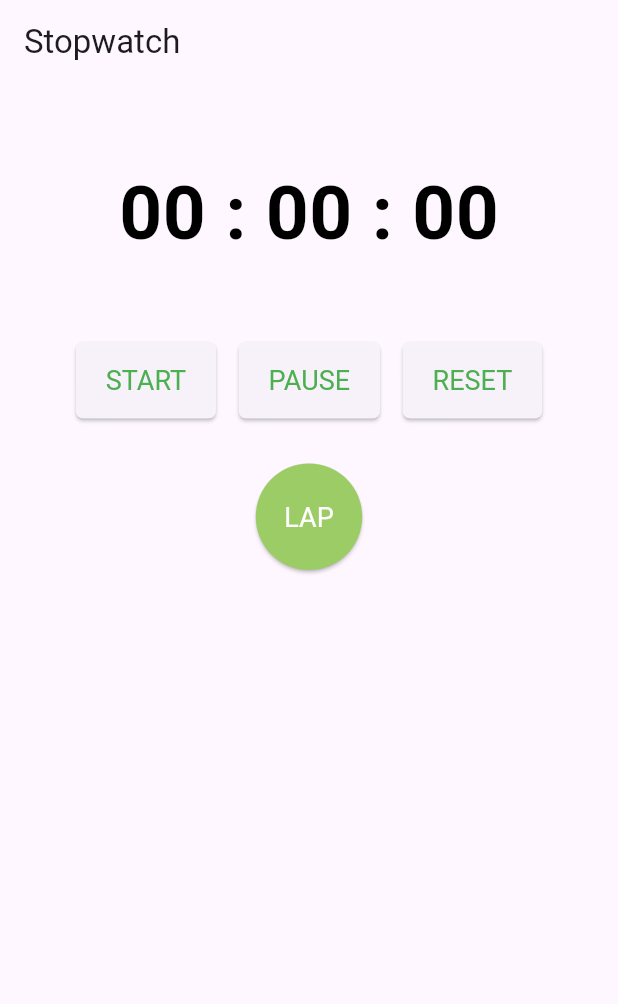
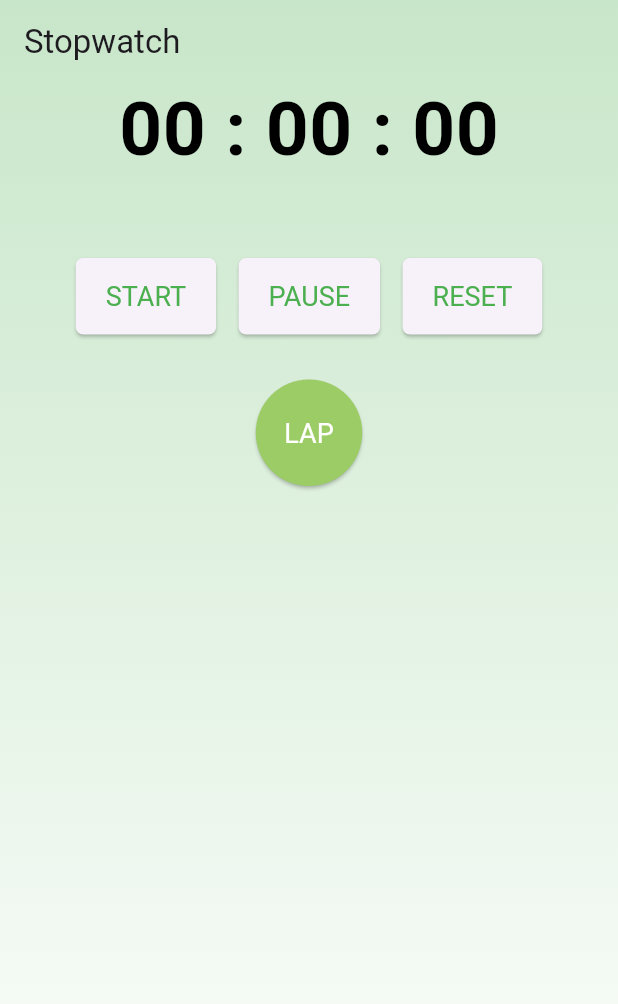
Before and after one commit to Rebeka97/stopwatch, a Flutter app: the screen it shows after launch, on a phone screen of 412 x 824 dp. Shown: the top 1004 px of the screen. Run offline on Flutter 3.47's test engine with Material 3 defaults, Android fonts, the phone set to English and light mode, and no system bars.

Commit message:
Background color added and Stopwatch appbar background fixed

```diff
--- a/lib/main.dart
+++ b/lib/main.dart
@@ -150,13 +150,29 @@ class CounterAppState extends State<CounterApp> {
       debugShowCheckedModeBanner: false,
 
       home: Scaffold(
+        extendBodyBehindAppBar: true,
+        backgroundColor: Colors.transparent,
+
         //appBar: AppBar(title: const Text('Task 1 - Stopwatch')),
-        appBar: AppBar(title: const Text('Stopwatch')),
+        appBar: AppBar(
+          title: const Text('Stopwatch'),
+          backgroundColor: Colors.transparent,
+          elevation: 0,
+        ),
 
-        body: Center(
-          // Középre igazítja a ConstrainedBox-ot
+        body: Container(
+          //hatterszin
+          decoration: const BoxDecoration(
+            gradient: LinearGradient(
+              colors: [Color(0xFFC8E6C9), Color(0xFFFFFFFF)
+              ],
+              begin: Alignment.topCenter,
+              end: Alignment.bottomCenter,
+            ),
+          ),
+
+          child: Center(
             child: ConstrainedBox(
-            // Korlátozza a tartalom maximális szélességét
               constraints: const BoxConstraints(maxWidth: 326),
               child: Column(
                 children: <Widget>[
@@ -230,7 +246,9 @@ class CounterAppState extends State<CounterApp> {
                       ElevatedButton(
                         onPressed: lap,
                         style: buttonStyle.copyWith(
-                        shape: MaterialStateProperty.all(const CircleBorder()),
+                          shape: MaterialStateProperty.all(
+                            const CircleBorder(),
+                          ),
                           padding: MaterialStateProperty.all(
                             const EdgeInsets.all(25),
                           ),
@@ -275,7 +293,9 @@ class CounterAppState extends State<CounterApp> {
                                   MaterialStateProperty.resolveWith<Color>((
                                     Set<MaterialState> states,
                                   ) {
-                                  if (states.contains(MaterialState.hovered)) {
+                                    if (states.contains(
+                                      MaterialState.hovered,
+                                    )) {
                                       return Colors.red;
                                     }
                                     return Colors.black;
@@ -287,10 +307,14 @@ class CounterAppState extends State<CounterApp> {
                                   MaterialStateProperty.resolveWith<Color>((
                                     Set<MaterialState> states,
                                   ) {
-                                  if (states.contains(MaterialState.hovered)) {
+                                    if (states.contains(
+                                      MaterialState.hovered,
+                                    )) {
                                       return Colors.transparent;
                                     }
-                                  if (states.contains(MaterialState.pressed)) {
+                                    if (states.contains(
+                                      MaterialState.pressed,
+                                    )) {
                                       return Colors.transparent;
                                     }
                                     return Colors.transparent;
@@ -354,6 +378,7 @@ class CounterAppState extends State<CounterApp> {
             ),
           ),
         ),
+      ),
     );
   }
 }
```
Lines whose indentation alone changed are shown as unchanged.
